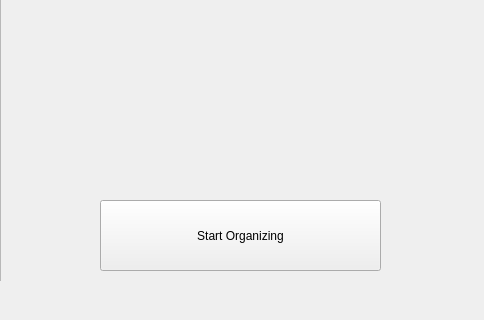
Above: M3Uconvert/m3uconvert.ui from arinsingh185/M3Uconvert before the change; both pictures show x 430 to 914 and y 400 to 720 of the 914 by 720 pixel window. Below: the same form after it.
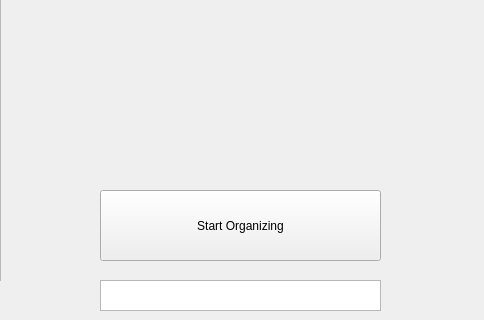
That is the form after the change.

Patch:
```diff
--- a/M3Uconvert/m3uconvert.ui
+++ b/M3Uconvert/m3uconvert.ui
@@ -54,7 +54,7 @@
     <property name="geometry">
      <rect>
       <x>530</x>
-      <y>600</y>
+      <y>590</y>
       <width>281</width>
       <height>71</height>
      </rect>
@@ -63,6 +63,19 @@
      <string>Start Organizing</string>
     </property>
    </widget>
+   <widget class="QPlainTextEdit" name="ErrorBox">
+    <property name="geometry">
+     <rect>
+      <x>530</x>
+      <y>680</y>
+      <width>281</width>
+      <height>31</height>
+     </rect>
+    </property>
+    <property name="readOnly">
+     <bool>true</bool>
+    </property>
+   </widget>
   </widget>
  </widget>
  <layoutdefault spacing="6" margin="11"/>
```
Left out of the diff: 2 changed lines with no effect on the pictures.
